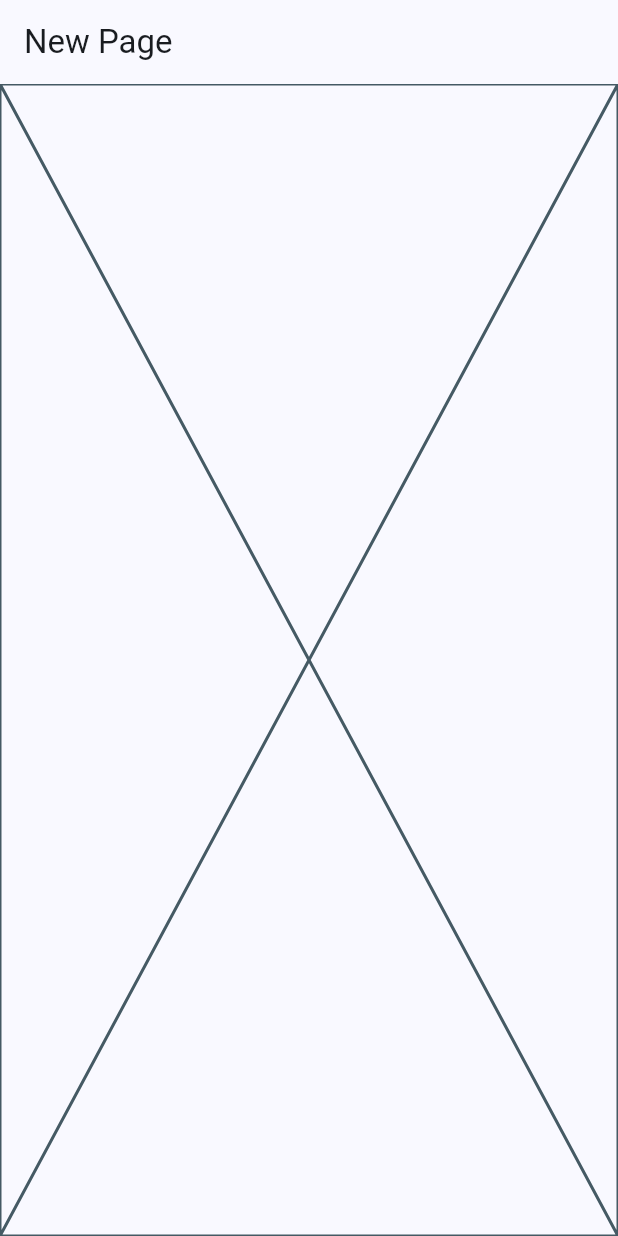
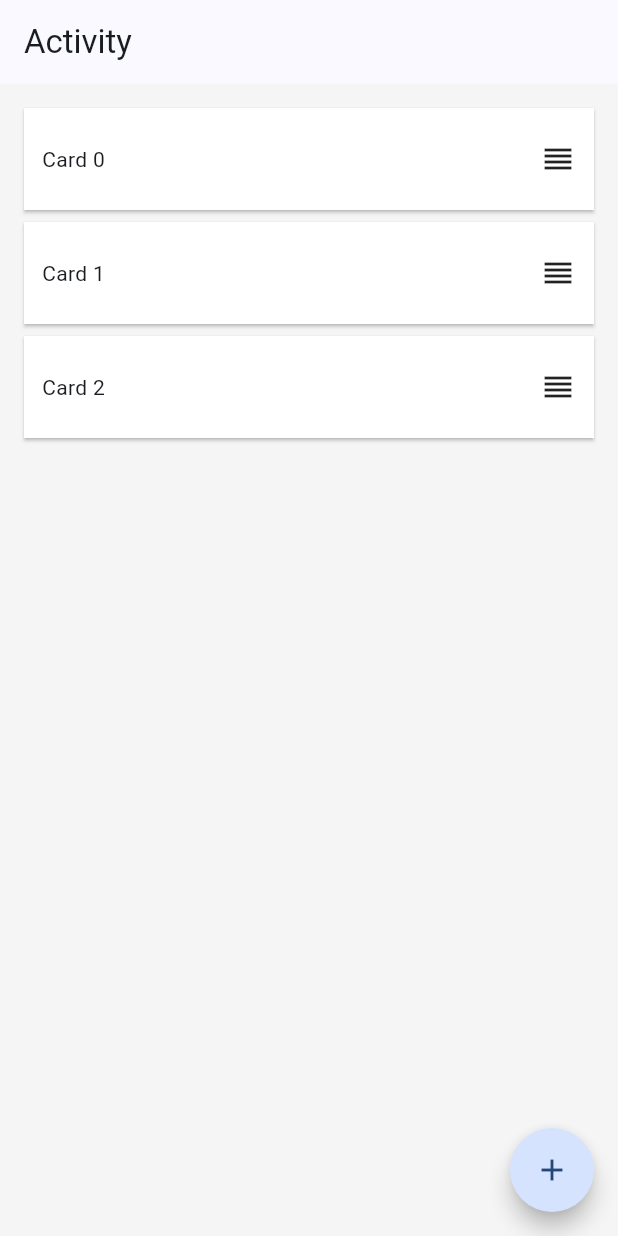
Before and after one commit to azusa5526/make_big_money, a Flutter app: the screen it shows after launch, on a phone screen of 412 x 824 dp. Run offline on Flutter 3.47's test engine with Material 3 defaults, Android fonts, the phone set to English and light mode, and no system bars; our stand-ins replace go_router.

Commit message:
feat: 製作可重排序 Activity 外殼

```diff
--- /dev/null
+++ b/lib/mods/activity/view/activity.dart
@@ -0,0 +1,23 @@
+import 'package:flutter/material.dart';
+import 'activity_list_view.dart';
+
+class Activity extends StatelessWidget {
+  const Activity({super.key});
+
+  @override
+  Widget build(BuildContext context) {
+    return Scaffold(
+        appBar: AppBar(title: const Text('Activity')),
+        body: SafeArea(
+          child: Container(
+              color: Colors.grey[100],
+              padding: const EdgeInsets.all(12.0),
+              child: const ActivityListView()),
+        ),
+        floatingActionButton: FloatingActionButton(
+          onPressed: () {},
+          shape: const CircleBorder(),
+          child: const Icon(Icons.add),
+        ));
+  }
+}
--- /dev/null
+++ b/lib/mods/activity/view/activity_list_view.dart
@@ -0,0 +1,78 @@
+import 'dart:ui';
+
+import 'package:flutter/material.dart';
+
+class ActivityListView extends StatefulWidget {
+  const ActivityListView({super.key});
+
+  @override
+  State<ActivityListView> createState() => _ActivityListViewState();
+}
+
+class _ActivityListViewState extends State<ActivityListView> {
+  final List<int> _items = List<int>.generate(3, (int index) => index);
+
+  @override
+  Widget build(BuildContext context) {
+    final List<Card> cards = <Card>[
+      for (int index = 0; index < _items.length; index += 1)
+        Card(
+          shape: const RoundedRectangleBorder(borderRadius: BorderRadius.zero),
+          key: Key('$index'),
+          child: Container(
+            padding: const EdgeInsets.symmetric(horizontal: 12.0),
+            height: 68,
+            color: Colors.white,
+            child: Row(
+              mainAxisAlignment: MainAxisAlignment.spaceBetween,
+              children: [
+                Text('Card ${_items[index]}'),
+                ReorderableDragStartListener(
+                    index: index, child: const Icon(Icons.reorder_outlined)),
+              ],
+            ),
+          ),
+        ),
+    ];
+
+    Widget proxyDecorator(
+        Widget child, int index, Animation<double> animation) {
+      return AnimatedBuilder(
+        animation: animation,
+        builder: (BuildContext context, Widget? child) {
+          final double animValue = Curves.easeInOut.transform(animation.value);
+          final double elevation = lerpDouble(1, 6, animValue)!;
+          final double scale = lerpDouble(1, 1.05, animValue)!;
+          const shape = RoundedRectangleBorder(borderRadius: BorderRadius.zero);
+          return Transform.scale(
+            scale: scale,
+            // Create a Card based on the color and the content of the dragged one
+            // and set its elevation to the animated value.
+            child: Card(
+              elevation: elevation,
+              shape: shape,
+              color: cards[index].color,
+              child: cards[index].child,
+            ),
+          );
+        },
+        child: child,
+      );
+    }
+
+    return ReorderableListView(
+      buildDefaultDragHandles: false,
+      proxyDecorator: proxyDecorator,
+      onReorder: (int oldIndex, int newIndex) {
+        setState(() {
+          if (oldIndex < newIndex) {
+            newIndex -= 1;
+          }
+          final int item = _items.removeAt(oldIndex);
+          _items.insert(newIndex, item);
+        });
+      },
+      children: cards,
+    );
+  }
+}
--- a/lib/router/meta.dart
+++ b/lib/router/meta.dart
@@ -9,5 +9,6 @@ class _Route {
 
 class Routes {
   static const home = _Route('home', title: '首頁');
+  static const activity = _Route('activity', title: 'Activity');
   static const login = (home: _Route('loginHome', title: '登入'));
 }
--- a/lib/router/router.dart
+++ b/lib/router/router.dart
@@ -1,5 +1,6 @@
 import 'package:go_router/go_router.dart';
 import '../mods/login/ui/login_homepage.dart';
+import '../mods/activity/view/activity.dart';
 import 'meta.dart';
 
 final router = GoRouter(
@@ -7,8 +8,12 @@ final router = GoRouter(
     GoRoute(
       path: '/',
       name: Routes.home.name,
-      redirect: (context, state) => '/login',
+      redirect: (context, state) => '/activity',
     ),
+    GoRoute(
+        path: '/activity',
+        name: Routes.activity.name,
+        builder: (context, state) => const Activity()),
     GoRoute(
         path: '/login',
         name: Routes.login.home.name,
```
